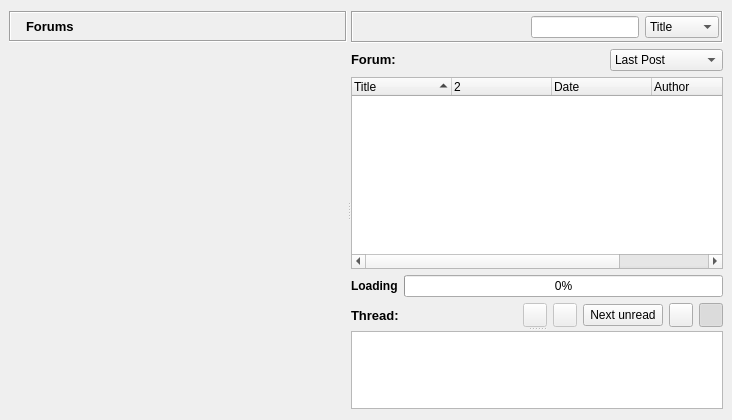
This is retroshare-gui/src/gui/ForumsDialog.ui in RetroShare/RetroShare as Qt 5 draws it before an edit. The edited form follows.
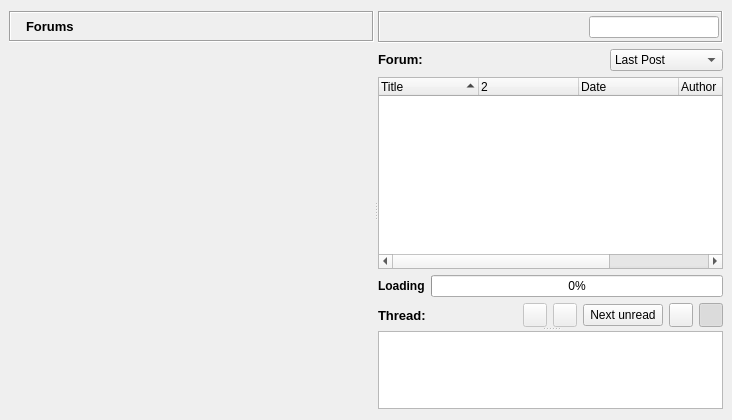
This is the edited form. Icons and pictures are not drawn. Custom widgets are drawn as their Qt base class.

Commit message: Removed the filter comboboxes and replaced it with a menu in LineEditClear.

```diff
--- a/retroshare-gui/src/gui/ForumsDialog.ui
+++ b/retroshare-gui/src/gui/ForumsDialog.ui
@@ -549,54 +549,7 @@
             </spacer>
            </item>
            <item>
-            <layout class="QHBoxLayout" name="horizontalLayout">
-             <property name="spacing">
-              <number>2</number>
-             </property>
-             <item>
-              <widget class="LineEditClear" name="filterLineEdit">
-               <property name="toolTip">
-                <string>Search forums</string>
-               </property>
-              </widget>
-             </item>
-            </layout>
-           </item>
-           <item>
-            <widget class="QComboBox" name="filterColumnComboBox">
-             <property name="minimumSize">
-              <size>
-               <width>0</width>
-               <height>0</height>
-              </size>
-             </property>
-             <property name="font">
-              <font/>
-             </property>
-             <property name="currentIndex">
-              <number>1</number>
-             </property>
-             <item>
-              <property name="text">
-               <string>Date</string>
-              </property>
-             </item>
-             <item>
-              <property name="text">
-               <string>Title</string>
-              </property>
-             </item>
-             <item>
-              <property name="text">
-               <string>Author</string>
-              </property>
-             </item>
-             <item>
-              <property name="text">
-               <string>Content</string>
-              </property>
-             </item>
-            </widget>
+            <widget class="LineEditClear" name="filterLineEdit"/>
            </item>
           </layout>
          </widget>
@@ -670,17 +623,17 @@
    <extends>QTextBrowser</extends>
    <header>gui/common/LinkTextBrowser.h</header>
   </customwidget>
+  <customwidget>
+   <class>LineEditClear</class>
+   <extends>QLineEdit</extends>
+   <header location="global">gui/common/LineEditClear.h</header>
+  </customwidget>
   <customwidget>
    <class>GroupTreeWidget</class>
    <extends>QWidget</extends>
    <header>gui/common/GroupTreeWidget.h</header>
    <container>1</container>
   </customwidget>
-  <customwidget>
-   <class>LineEditClear</class>
-   <extends>QLineEdit</extends>
-   <header>gui/common/LineEditClear.h</header>
-  </customwidget>
  </customwidgets>
  <resources>
   <include location="images.qrc"/>
```
The commit also changes 17 other files.
